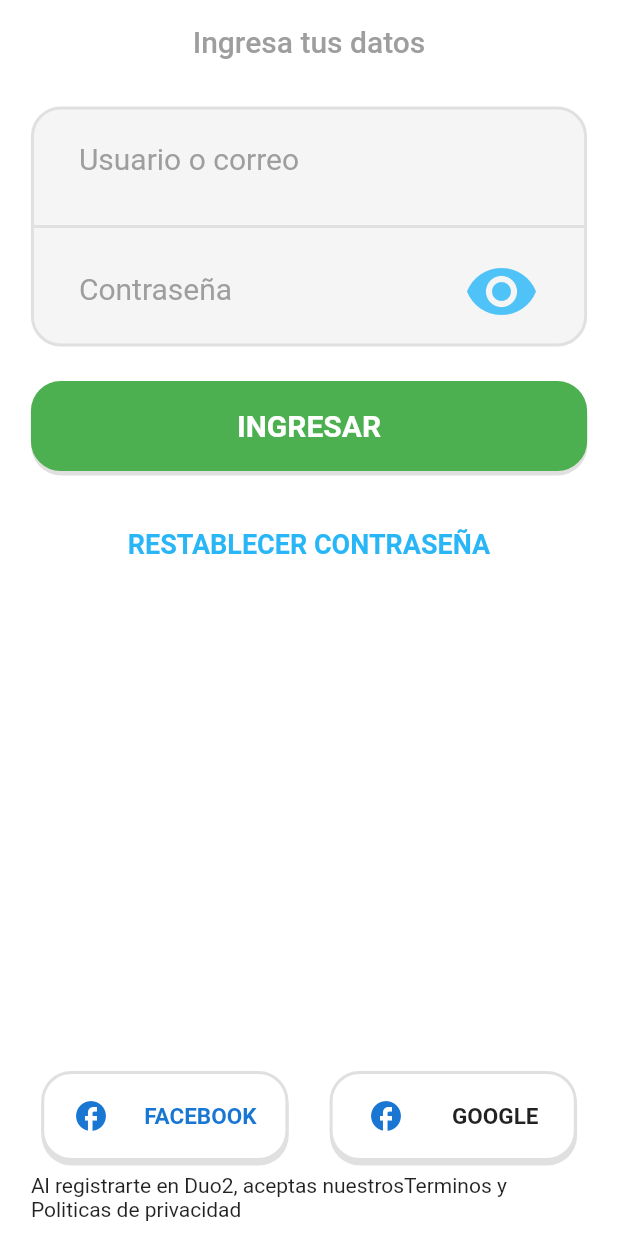
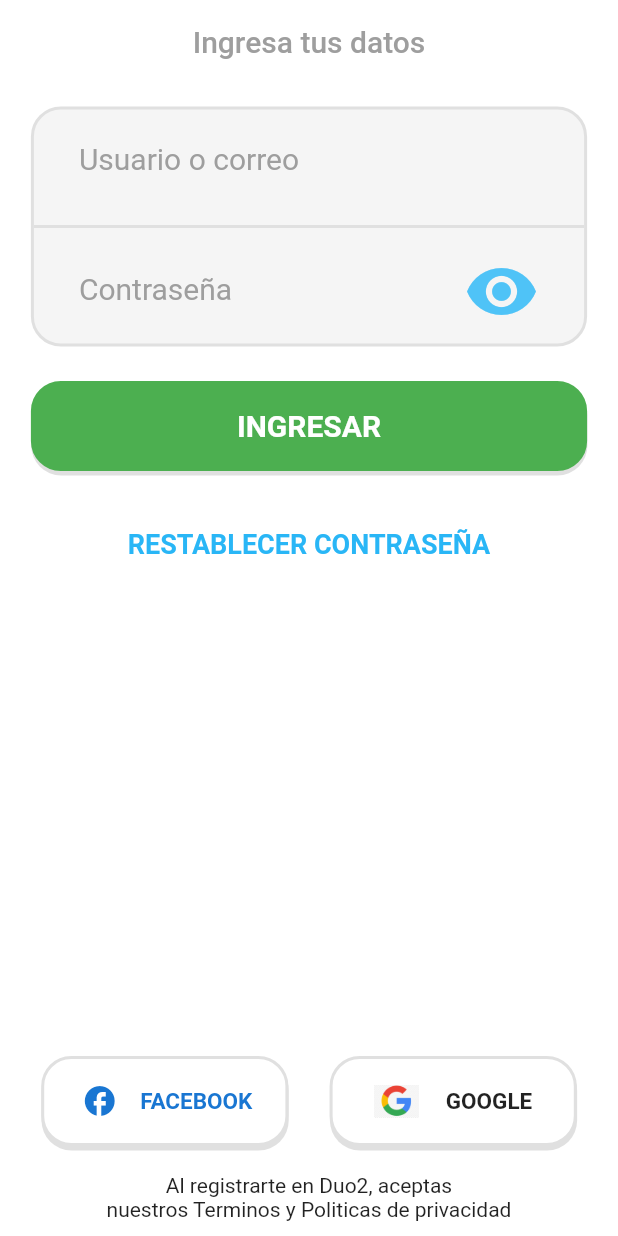
Before and after one commit to PACOdergod/duo2, a Flutter app: the screen it shows after launch, on a phone screen of 412 x 824 dp. Run offline on Flutter 3.47's test engine with Material 2 defaults, Android fonts, the phone set to English and light mode, and no system bars.

Commit message:
El diseño de Login esta terminado

```diff
--- a/lib/src/pages/login_page.dart
+++ b/lib/src/pages/login_page.dart
@@ -31,6 +31,7 @@ class LoginPage extends StatelessWidget {
                 crossAxisAlignment: CrossAxisAlignment.center,
                 children: [
                   _LoginWith(),
+                  SizedBox(height: 10),
                   _Footer()
                 ],
               )
@@ -88,8 +89,10 @@ class _LoginWith extends StatelessWidget {
         ),
         _LoginWithButton(
           text: "GOOGLE",
-          //TODO: hacer el logo de google
-          icon: Icon(Icons.facebook, color:Colors.blue[700],),
+          icon: Container(
+            color: Colors.white,
+            child: Image.asset('assets/google.jpeg')
+          ),
           textColor: Colors.black87,
         )
       ],
@@ -140,8 +143,9 @@ class _Footer extends StatelessWidget {
     return Container(
         width: MediaQuery.of(context).size.width * 0.9,
         child: Text(
-          "Al registrarte en Duo2, aceptas nuestros" +
-          "Terminos y Politicas de privacidad",
+          "Al registrarte en Duo2, aceptas\n"+
+          "nuestros Terminos y Politicas de privacidad",
+          textAlign: TextAlign.center,
         )
     );
   }
--- a/lib/src/widgets/principal_button.dart
+++ b/lib/src/widgets/principal_button.dart
@@ -72,8 +72,11 @@ class PrincipalButton extends StatelessWidget {
       child: Row(
         mainAxisAlignment: MainAxisAlignment.spaceEvenly,
         children: [
-          icon!,
-          SizedBox(width: 5),
+          Container(
+            width: 30,
+            child: icon!
+          ),
+          // SizedBox(width: 5),
           texto(),
         ],
       ),
```
Also changed, not shown: assets/google.jpeg (added).
